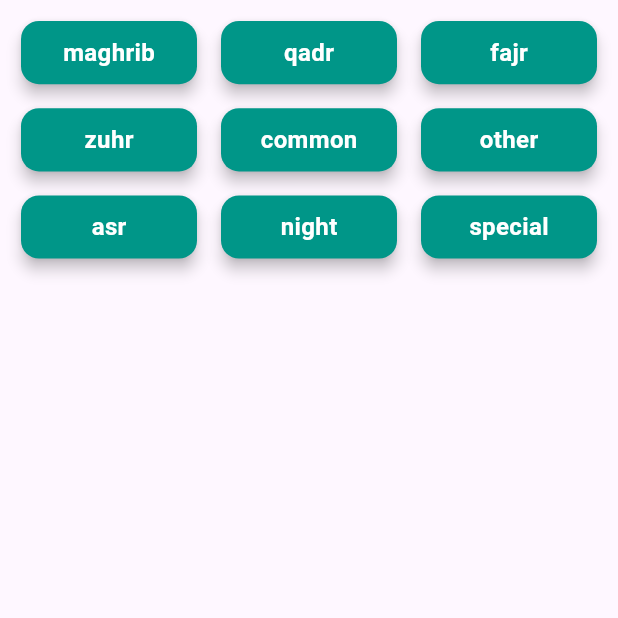
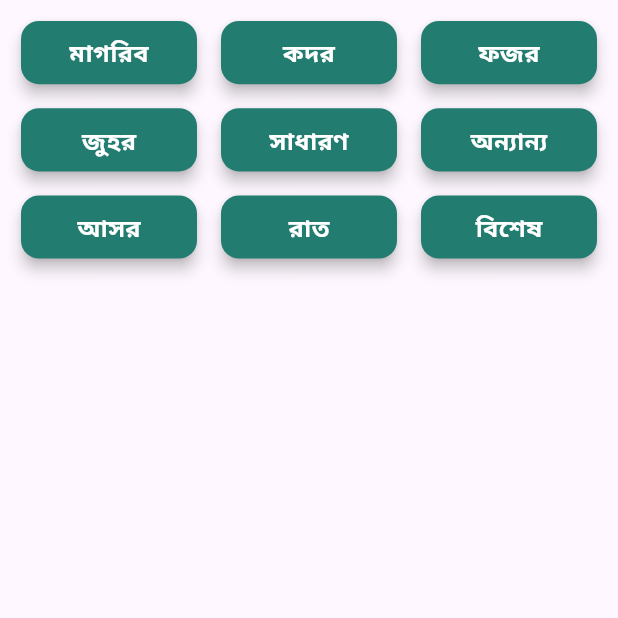
Before and after one commit to rahatcse5bu/Ramadan-Tracker, a Flutter app: the QuickJumpSections screen opened directly, on a phone screen of 412 x 824 dp, the top half of it. Run offline on Flutter 3.47's test engine with Material 3 defaults, Android fonts, the phone set to English and light mode, and no system bars; our stand-ins replace dartz, expandable_text, flutter_screenutil, fluttertoast, get, google_fonts and 3 more; accounts and stored records are empty.

Commit message:
scroll jump to section fixed

```diff
--- a/lib/modules/ramadan_planner/controller/quick_jump_section_controller.dart
+++ b/lib/modules/ramadan_planner/controller/quick_jump_section_controller.dart
@@ -3,26 +3,59 @@ import 'package:get/get.dart';
 
 class QuickJumpSectionController extends GetxController {
   final ScrollController scrollController = ScrollController();
-  final Map<String, GlobalKey> sectionKeys = {
-    'maghrib': GlobalKey(),
-    'qadr': GlobalKey(),
-    'fajr': GlobalKey(),
-    'zuhr': GlobalKey(),
-    'common': GlobalKey(),
-    'other': GlobalKey(),
-    'asr': GlobalKey(),
-    'night': GlobalKey(),
-    'special': GlobalKey(),
-  };
+  // final Map<String, GlobalKey> sectionKeys = {
+  //   'maghrib': GlobalKey(),
+  //   'qadr': GlobalKey(),
+  //   'fajr': GlobalKey(),
+  //   'zuhr': GlobalKey(),
+  //   'common': GlobalKey(),
+  //   'other': GlobalKey(),
+  //   'asr': GlobalKey(),
+  //   'night': GlobalKey(),
+  //   'special': GlobalKey(),
+  // };
+final Map<String, Map<String, dynamic>> sectionKeys = {
+  'maghrib': {'key': GlobalKey(), 'bnTitle': 'মাগরিব'},
+  'qadr': {'key': GlobalKey(), 'bnTitle': 'কদর'},
+  'fajr': {'key': GlobalKey(), 'bnTitle': 'ফজর'},
+  'zuhr': {'key': GlobalKey(), 'bnTitle': 'জুহর'},
+  'common': {'key': GlobalKey(), 'bnTitle': 'সাধারণ'},
+  'other': {'key': GlobalKey(), 'bnTitle': 'অন্যান্য'},
+  'asr': {'key': GlobalKey(), 'bnTitle': 'আসর'},
+  'night': {'key': GlobalKey(), 'bnTitle': 'রাত'},
+  'special': {'key': GlobalKey(), 'bnTitle': 'বিশেষ'},
+};
 
-  void scrollToSection(String section) {
-    final key = sectionKeys[section];
-    if (key?.currentContext != null) {
+  // void scrollToSection(String section) {
+  //   final key = sectionKeys[section];
+  //   if (key?.currentContext != null) {
+  //     Scrollable.ensureVisible(
+  //       key!.currentContext!,
+  //       duration: Duration(milliseconds: 500),
+  //       curve: Curves.easeInOut,
+  //     );
+  //   }
+  // }
+
+void scrollToSection(String section) {
+  final sectionData = sectionKeys[section]; // Access the stored map
+  final GlobalKey? key = sectionData?['key']; // Extract the key
+
+  if (key != null && key.currentContext != null) {
+    debugPrint("📌 Scrolling to section: ${sectionData?['bnTitle']}");
+    Future.delayed(Duration(milliseconds: 100), () {
       Scrollable.ensureVisible(
-        key!.currentContext!,
+        key.currentContext!,
         duration: Duration(milliseconds: 500),
         curve: Curves.easeInOut,
       );
-    }
+    });
+  } else {
+    debugPrint("❌ Section key not found or not attached: $section");
   }
 }
+
+
+
+
+}
--- a/lib/modules/ramadan_planner/widgets/quick_jump_section_widget.dart
+++ b/lib/modules/ramadan_planner/widgets/quick_jump_section_widget.dart
@@ -1,7 +1,9 @@
+import 'dart:developer';
+
 import 'package:flutter/material.dart';
 import 'package:get/get.dart';
+import '../../../app/constants/app_color.dart';
 import '../controller/quick_jump_section_controller.dart';
-
 
 class QuickJumpSections extends GetWidget<QuickJumpSectionController> {
   @override
@@ -24,16 +26,24 @@ class QuickJumpSections extends GetWidget<QuickJumpSectionController> {
                 childAspectRatio: 2.5,
               ),
               itemBuilder: (context, index) {
-                String section = controller.sectionKeys.keys.elementAt(index);
+                String section = controller.sectionKeys.keys
+                    .elementAt(index); // Get section key (slug)
+                String bnTitle = controller.sectionKeys[section]?['bnTitle'] ??
+                    section; // Get bnTitle or fallback to slug
                 return GestureDetector(
-                  onTap: () => controller.scrollToSection(section),
+                  onTap: () {
+                    log("sectionnn: ${section}");
+                    controller.scrollToSection(section);},
                   child: Card(
-                    color: Colors.teal,
+                    color: AppColors.primary,
                     elevation: 4,
                     child: Center(
                       child: Text(
-                        section,
-                        style: TextStyle(color: Colors.white, fontSize: 16, fontWeight: FontWeight.bold),
+                        bnTitle,
+                        style: TextStyle(
+                            color: Colors.white,
+                            fontSize: 16,
+                            fontWeight: FontWeight.bold),
                       ),
                     ),
                   ),
@@ -41,7 +51,6 @@ class QuickJumpSections extends GetWidget<QuickJumpSectionController> {
               },
             ),
           ),
-
         ],
       ),
     );
```
Also changed, not shown: lib/modules/ramadan_planner/view/ramadan_planner_view.dart (+23 -16 lines).
